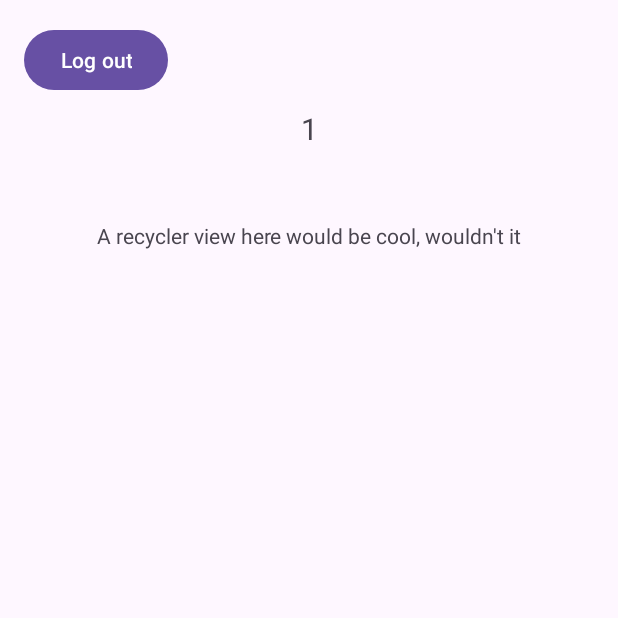
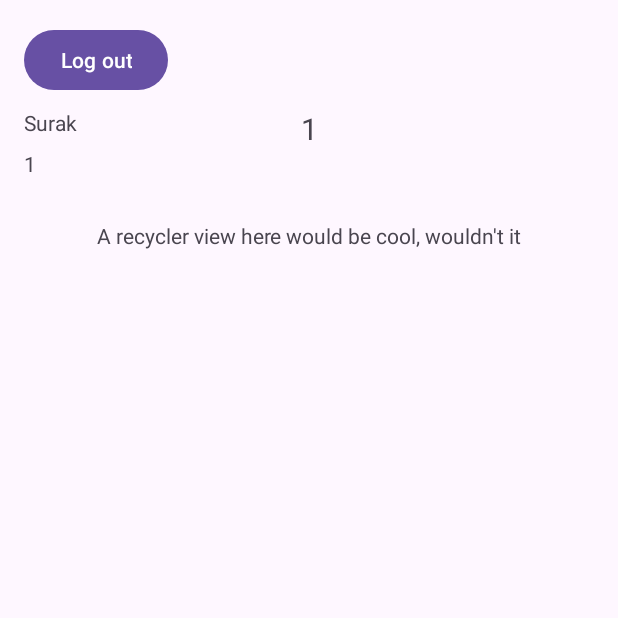
Before and after one commit to anonymotter/CnC, an Android app: the CharListActivity screen opened directly, with no data from a screen before it, after a tap on "Select", on a phone screen of 412 x 824 dp, the top half of it. Run offline under Robolectric (Android 15) with nearby library versions, the phone set to English and light mode, and no system bars; our stand-ins replace Room's generated code; 1 statement that could not run was skipped.

Commit message:
Recycler view with clicking works

```diff
--- a/app/src/main/java/com/example/cnc/CampaignActivity.java
+++ b/app/src/main/java/com/example/cnc/CampaignActivity.java
@@ -5,7 +5,7 @@ import android.widget.TextView;
 
 import androidx.appcompat.app.AppCompatActivity;
 
-import com.example.cnc.DB.CncDao;
+import com.example.cnc.db.CncDao;
 import com.example.cnc.databinding.ActivityCampaignBinding;
 
 public class CampaignActivity extends AppCompatActivity {
--- a/app/src/main/java/com/example/cnc/CharCreateActivity.java
+++ b/app/src/main/java/com/example/cnc/CharCreateActivity.java
@@ -1,7 +1,6 @@
 package com.example.cnc;
 
 import androidx.appcompat.app.AppCompatActivity;
-import androidx.room.Room;
 
 import android.content.Context;
 import android.content.SharedPreferences;
@@ -9,10 +8,8 @@ import android.os.Bundle;
 import android.view.View;
 import android.widget.Button;
 
-import com.example.cnc.DB.CncDao;
-import com.example.cnc.DB.CncDatabase;
+import com.example.cnc.db.CncDao;
 import com.example.cnc.databinding.ActivityCharCreateBinding;
-import com.example.cnc.databinding.ActivityCharSheetBinding;
 import com.example.cnc.enums.CharClass;
 import com.example.cnc.enums.CharRace;
 
@@ -55,7 +52,7 @@ public class CharCreateActivity extends AppCompatActivity {
 
   private void create() {
     if (dao.getCharById(0).size() == 0) {
-      dao.insert(new PlayerChar(userId, "String name", CharRace.HUMAN, CharClass.MATHEMATICIAN, 1,
+      dao.insert(new PlayerChar(userId, "Surak", CharRace.VULCAN, CharClass.MATHEMATICIAN, 1,
       10, 10, 11, 11, 11, 11, 11, 11));
 //      startActivity(Intents.charList(this));
     }
--- a/app/src/main/java/com/example/cnc/CharListActivity.java
+++ b/app/src/main/java/com/example/cnc/CharListActivity.java
@@ -6,6 +6,8 @@ package com.example.cnc;
  */
 
 import androidx.appcompat.app.AppCompatActivity;
+import androidx.recyclerview.widget.LinearLayoutManager;
+import androidx.recyclerview.widget.RecyclerView;
 
 import android.content.Context;
 import android.content.SharedPreferences;
@@ -15,8 +17,11 @@ import android.widget.Button;
 import android.widget.TextView;
 import android.widget.Toast;
 
-import com.example.cnc.DB.CncDao;
+import com.example.cnc.db.CncDao;
 import com.example.cnc.databinding.ActivityCharListBinding;
+import com.example.cnc.recyclerview.CharAdapter;
+
+import java.util.List;
 
 public class CharListActivity extends AppCompatActivity {
 
@@ -31,6 +36,10 @@ public class CharListActivity extends AppCompatActivity {
   private Button logoutButton;
   private Button selectButton;
   private Button createButton;
+  private RecyclerView recyclerView;
+
+  private PlayerChar[] data;
+
 
   @Override
   protected void onCreate(Bundle savedInstanceState) {
@@ -43,7 +52,7 @@ public class CharListActivity extends AppCompatActivity {
     Integer numChars = dao.getCharsByUserId(userId).size();
     charListLabel.setText(getString(R.string.charListLabel, username));
     charListLabel.setText(numChars.toString());
-
+    initData();
   }
 
   private void initControls() {
@@ -53,6 +62,7 @@ public class CharListActivity extends AppCompatActivity {
     logoutButton = bind.playerLogoutButton;
     selectButton = bind.selectButton;
     createButton = bind.createCharButton;
+    recyclerView = bind.recyclerView;
 
     logoutButton.setOnClickListener(new View.OnClickListener() {
       @Override
@@ -76,6 +86,16 @@ public class CharListActivity extends AppCompatActivity {
     });
   }
 
+  private void initData() {
+    List<PlayerChar> query = dao.getCharsByUserId(userId);
+//    data = new PlayerChar[query.size()];
+//    for (int i = 0; i < query.size(); i++) {
+//      data[i] = query.get(i);
+//    }
+    recyclerView.setLayoutManager(new LinearLayoutManager(this));
+    recyclerView.setAdapter(new CharAdapter(query));
+  }
+
   private void createChar() {
     startActivity(Intents.charCreate(this));
   }
@@ -87,7 +107,7 @@ public class CharListActivity extends AppCompatActivity {
     startActivity(Intents.login(this));
   }
 
-  private void selectChar(int index) {
+  public void selectChar(int index) {
     if (dao.getCharById(0).size() != 0) {
       startActivity(Intents.charSheet(this, index));
     } else {
--- a/app/src/main/java/com/example/cnc/CharSheetActivity.java
+++ b/app/src/main/java/com/example/cnc/CharSheetActivity.java
@@ -5,22 +5,25 @@ import androidx.appcompat.app.AppCompatActivity;
 import android.os.Bundle;
 import android.widget.TextView;
 
-import com.example.cnc.DB.CncDao;
+import com.example.cnc.db.CncDao;
 import com.example.cnc.databinding.ActivityCharSheetBinding;
 
 public class CharSheetActivity extends AppCompatActivity {
 
   private ActivityCharSheetBinding bind;
   private CncDao dao;
-  private int userId;
-  private int charId;
+  private PlayerChar character;
+//  private int charId;
 
   private TextView charNameLabel;
 
   @Override
   protected void onCreate(Bundle savedInstanceState) {
     super.onCreate(savedInstanceState);
-
+    dao = Static.getDao();
+    int charId = getIntent().getIntExtra(Intents.CHAR_ID_KEY, -1);
+    if(charId == -1) return;
+    character = dao.getCharById(charId).get(0);
     initControls();
 
 
@@ -31,6 +34,7 @@ public class CharSheetActivity extends AppCompatActivity {
     bind = ActivityCharSheetBinding.inflate(getLayoutInflater());
     setContentView(bind.getRoot());
     charNameLabel = bind.charNameLabel;
-    charNameLabel.setText("");
+charNameLabel.setText(character.getName());
+
   }
 }
--- a/app/src/main/java/com/example/cnc/MainActivity.java
+++ b/app/src/main/java/com/example/cnc/MainActivity.java
@@ -12,7 +12,7 @@ import android.widget.Button;
 import android.widget.EditText;
 import android.widget.Toast;
 
-import com.example.cnc.DB.CncDao;
+import com.example.cnc.db.CncDao;
 import com.example.cnc.databinding.ActivityMainBinding;
 
 import java.util.List;
--- a/app/src/main/java/com/example/cnc/PlayerChar.java
+++ b/app/src/main/java/com/example/cnc/PlayerChar.java
@@ -3,7 +3,7 @@ package com.example.cnc;
 import androidx.room.Entity;
 import androidx.room.PrimaryKey;
 
-import com.example.cnc.DB.CncDatabase;
+import com.example.cnc.db.CncDatabase;
 import com.example.cnc.enums.CharClass;
 import com.example.cnc.enums.CharRace;
 
--- a/app/src/main/java/com/example/cnc/Static.java
+++ b/app/src/main/java/com/example/cnc/Static.java
@@ -4,8 +4,8 @@ import android.content.Context;
 
 import androidx.room.Room;
 
-import com.example.cnc.DB.CncDao;
-import com.example.cnc.DB.CncDatabase;
+import com.example.cnc.db.CncDao;
+import com.example.cnc.db.CncDatabase;
 
 /**
  * @author Kyle Stefun
--- a/app/src/main/java/com/example/cnc/User.java
+++ b/app/src/main/java/com/example/cnc/User.java
@@ -3,7 +3,7 @@ package com.example.cnc;
 import androidx.room.Entity;
 import androidx.room.PrimaryKey;
 
-import com.example.cnc.DB.CncDatabase;
+import com.example.cnc.db.CncDatabase;
 
 /**
  * @author Kyle Stefun
--- a/app/src/main/java/com/example/cnc/DB/CncDao.java
+++ b/app/src/main/java/com/example/cnc/db/CncDao.java
@@ -1,4 +1,4 @@
-package com.example.cnc.DB;
+package com.example.cnc.db;
 
 import androidx.room.Dao;
 import androidx.room.Delete;
--- a/app/src/main/java/com/example/cnc/DB/CncDatabase.java
+++ b/app/src/main/java/com/example/cnc/db/CncDatabase.java
@@ -1,10 +1,9 @@
-package com.example.cnc.DB;
+package com.example.cnc.db;
 
 import android.content.Context;
 import androidx.room.Database;
 import androidx.room.Room;
 import androidx.room.RoomDatabase;
-import androidx.room.TypeConverters;
 
 import com.example.cnc.PlayerChar;
 import com.example.cnc.User;
--- /dev/null
+++ b/app/src/main/java/com/example/cnc/recyclerview/CharAdapter.java
@@ -0,0 +1,71 @@
+package com.example.cnc.recyclerview;
+
+import android.view.LayoutInflater;
+import android.view.View;
+import android.view.ViewGroup;
+import android.widget.TextView;
+import android.widget.Toast;
+
+import androidx.annotation.NonNull;
+import androidx.recyclerview.widget.RecyclerView;
+
+import com.example.cnc.CharListActivity;
+import com.example.cnc.Intents;
+import com.example.cnc.PlayerChar;
+import com.example.cnc.R;
+
+import java.util.List;
+
+/**
+ * @author Kyle Stefun
+ * @since 2023.12.13
+ * A class to adapt a PlayerChar RecyclerView. Excessive hackery within.
+ */
+
+public class CharAdapter extends RecyclerView.Adapter<CharAdapter.CharViewHolder> {
+  private List<PlayerChar> data;
+
+  public static class CharViewHolder extends RecyclerView.ViewHolder {
+    TextView line1;
+    TextView line2;
+    CharListActivity activity;
+
+    public CharViewHolder(@NonNull View view, List<PlayerChar> data) {
+      super(view);
+//      this.activity = (CharListActivity)parent.getParent();
+      view.setOnClickListener(new View.OnClickListener() {
+        @Override
+        public void onClick(View v) {
+          System.out.println("adapter position = " + String.valueOf(getAdapterPosition()));
+          view.getContext().startActivity(
+              Intents.charSheet(view.getContext(), data.get(getAdapterPosition()).getCharId()));
+//          activity.selectChar(getAdapterPosition());
+        }
+      });
+      line1 = view.findViewById(R.id.itemLine1);
+      line2 = view.findViewById(R.id.itemLine2);
+    }
+  }
+
+  public CharAdapter(List<PlayerChar> data) {
+    this.data = data;
+  }
+
+  @NonNull
+  @Override
+  public CharViewHolder onCreateViewHolder(@NonNull ViewGroup parent, int viewType) {
+    View view = LayoutInflater.from(parent.getContext()).inflate(R.layout.list_item, parent, false);
+    return new CharViewHolder(view, data);
+  }
+
+  @Override
+  public void onBindViewHolder(@NonNull CharViewHolder holder, int position) {
+    holder.line1.setText(data.get(position).getName());
+    holder.line2.setText(String.valueOf(data.get(position).getCharId()));
+  }
+
+  @Override
+  public int getItemCount() {
+    return data.size();
+  }
+}
--- a/app/src/main/res/layout/activity_char_list.xml
+++ b/app/src/main/res/layout/activity_char_list.xml
@@ -23,8 +23,9 @@
         android:layout_width="380dp"
         android:layout_height="500dp"
         android:layout_marginTop="72dp"
-        app:layout_constraintTop_toTopOf="parent"
-        tools:layout_editor_absoluteX="15dp" />
+        app:layout_constraintEnd_toEndOf="parent"
+        app:layout_constraintStart_toStartOf="parent"
+        app:layout_constraintTop_toTopOf="parent" />
 
     <TextView
         android:id="@+id/textView"
--- a/app/src/main/res/layout/list_item.xml
+++ b/app/src/main/res/layout/list_item.xml
@@ -3,7 +3,7 @@
     xmlns:app="http://schemas.android.com/apk/res-auto"
     xmlns:tools="http://schemas.android.com/tools"
     android:layout_width="match_parent"
-    android:layout_height="match_parent">
+    android:layout_height="wrap_content">
 
     <TextView
         android:id="@+id/itemLine1"
```
